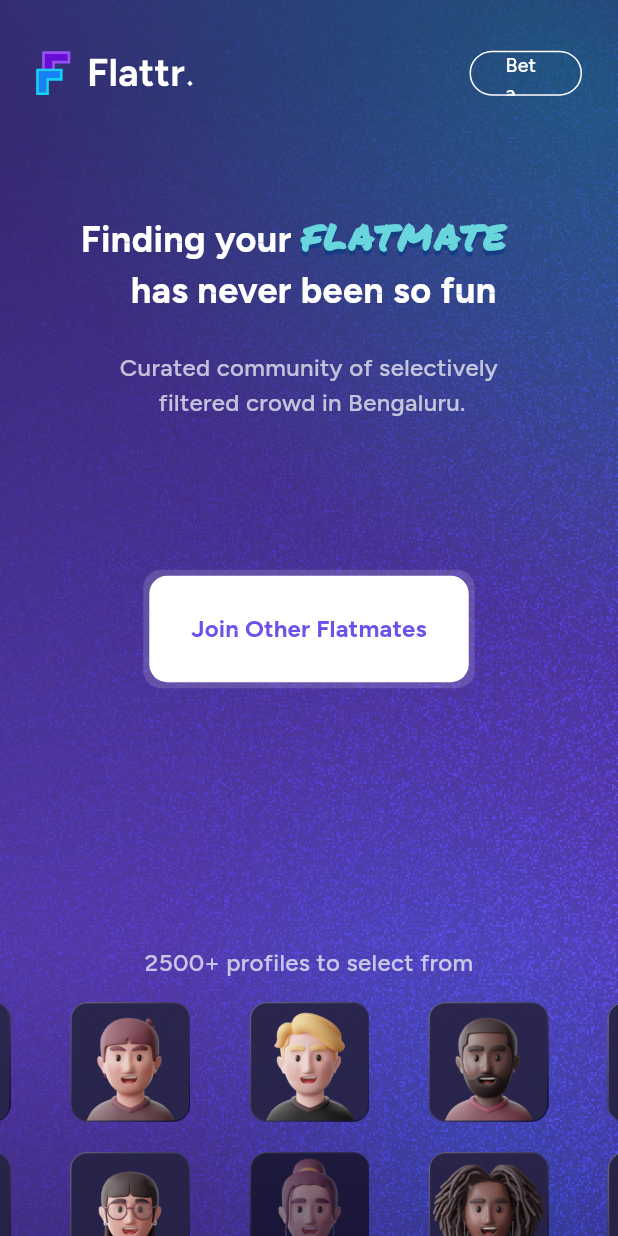
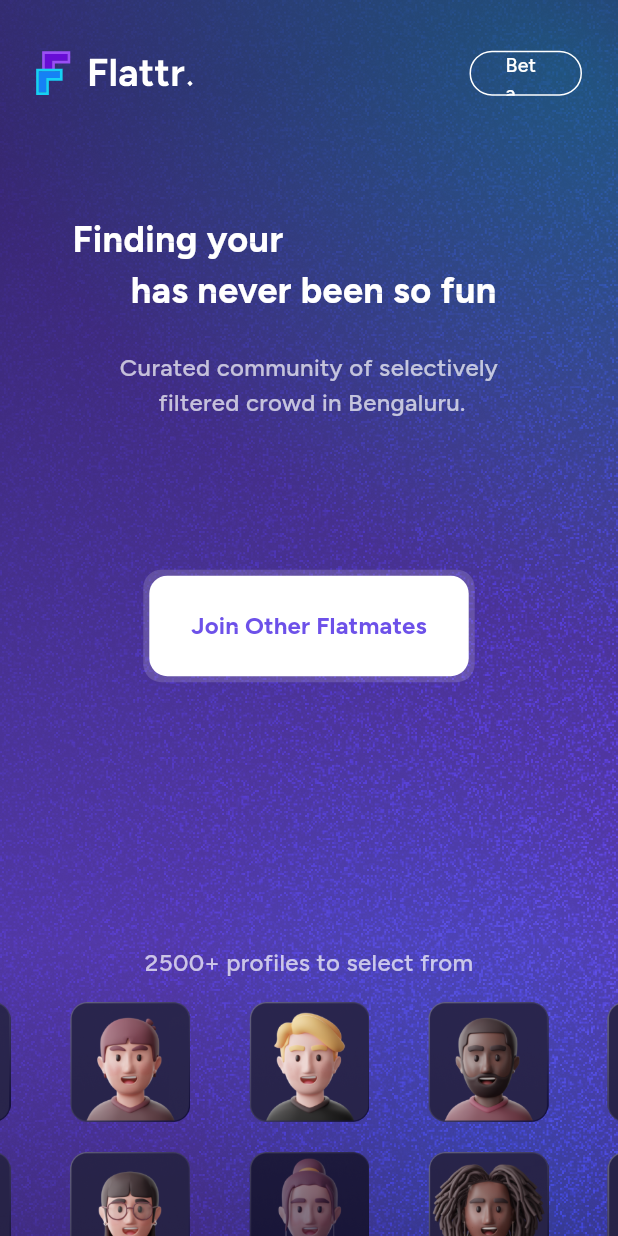
Before and after one commit to ahbazarkoob/flattr, a Flutter app: the screen it shows after launch, on a phone screen of 412 x 824 dp. Run offline on Flutter 3.47's test engine with Material 3 defaults, Android fonts, the phone set to English and light mode, and no system bars; drawn by our look-alikes of animated_text_kit, carousel_slider; our stand-ins replace firebase_core, flutter_svg; accounts and stored records are empty.

Commit message:
button height

```diff
--- a/lib/constants/text_styles.dart
+++ b/lib/constants/text_styles.dart
@@ -17,11 +17,7 @@ import 'dart:ui' as ui;
 // ]),
 // ),
 
-import 'package:flutter/animation.dart';
-import 'package:flutter/cupertino.dart';
 import 'package:flutter/material.dart';
-import 'package:flutter/painting.dart';
-import 'package:flutter/widgets.dart';
 
 const heading = TextStyle(
     fontFamily: "Figtree",
--- a/lib/utils/languages/language_en.dart
+++ b/lib/utils/languages/language_en.dart
@@ -11,7 +11,7 @@ class LanguageEn extends BaseLanguage {
   String get findingYour => "Finding your ";
 
   @override
-  String get flatmate => "flatmate";
+  String get flatmate => "flatmate  ";
 
   @override
   String get funmate => "funmate";
--- a/lib/view/sign_up/custom_button.dart
+++ b/lib/view/sign_up/custom_button.dart
@@ -45,7 +45,7 @@ class _CustomButtonWidgetState extends State<CustomButtonWidget> {
           widget.onPressed();
         },
         child: Padding(
-          padding:  EdgeInsets.symmetric(horizontal: 16, vertical: 16),
+          padding:  EdgeInsets.symmetric(horizontal: 16, vertical: 14),
           child: Text(widget.label,
               style: buttonTextStyleLarge.copyWith(
                 color: Color(0xff6D51E9)
--- a/lib/view/sign_up/sign_up_bottomwidget.dart
+++ b/lib/view/sign_up/sign_up_bottomwidget.dart
@@ -1,5 +1,4 @@
 import 'package:carousel_slider/carousel_slider.dart';
-import 'package:flutter/cupertino.dart';
 import 'package:flutter/material.dart';
 import 'package:pilot_web_app/utils/languages/base_model.dart';
 import 'package:pilot_web_app/utils/languages/language_en.dart';
--- a/lib/view/sign_up/sign_up_screen.dart
+++ b/lib/view/sign_up/sign_up_screen.dart
@@ -1,7 +1,4 @@
-import 'package:flutter/animation.dart';
-import 'package:flutter/cupertino.dart';
 import 'package:flutter/material.dart';
-import 'package:flutter/widgets.dart';
 import 'package:pilot_web_app/constants/text_styles.dart';
 import 'package:pilot_web_app/main.dart';
 import 'package:url_launcher/url_launcher_string.dart';
@@ -22,8 +19,7 @@ class SignUpScreen extends StatefulWidget {
   State<SignUpScreen> createState() => _SignUpScreenState();
 }
 
-class _SignUpScreenState extends State<SignUpScreen>
-    with TickerProviderStateMixin {
+class _SignUpScreenState extends State<SignUpScreen> {
   String urlLink = 'https://forms.gle/RgZxnbWZL5ib2FSq8';
   bool showConfirmation = false;
   bool showResponse = false;
@@ -43,7 +39,6 @@ class _SignUpScreenState extends State<SignUpScreen>
           ),
         ),
       ),
-      // const BackgroundGradient(),
       Scaffold(
         backgroundColor: Colors.transparent,
         body: Stack(children: [
@@ -143,7 +138,7 @@ class _SignUpScreenState extends State<SignUpScreen>
                                 });
                               },
                               child: SizedBox(
-                                height: 51,
+                                height: 40,
                                 child: Center(
                                     child: Text(
                                       language.yes,
--- a/lib/view/sign_up/sign_up_top_widget.dart
+++ b/lib/view/sign_up/sign_up_top_widget.dart
@@ -26,14 +26,20 @@ class SignUpHeroWidget extends StatelessWidget {
             Text(language.findingYour,
                 style: textStyleExtraLarge),
             SizedBox(
-              width: 158,
+              width: 169,
               height: 40,
               child: AnimatedTextKit(
                   repeatForever: true,
                   stopPauseOnTap: true,
                   isRepeatingAnimation: true,
-                  pause: const Duration(seconds: 2),
+                  pause: const Duration(seconds: 3),
                   animatedTexts: [
+                    TyperAnimatedText(
+                      speed: Duration(
+                        milliseconds: 0
+                      ),
+                      ""
+                    ),
                     TyperAnimatedText(
                       speed: const Duration(
                         milliseconds: 100
@@ -45,13 +51,15 @@ class SignUpHeroWidget extends StatelessWidget {
                             milliseconds: 100
                         ),
                         language.funmate,
-                        textStyle: handwritingTextStyle),
+                        textStyle: handwritingTextStyle.copyWith(color: Color(0xffF0BD5A))),
                     TyperAnimatedText(
                         speed: const Duration(
                             milliseconds: 100
                         ),
                         language.workmate,
-                        textStyle: handwritingTextStyle)
+                        textStyle: handwritingTextStyle.copyWith(
+                            color: Color(0xffDB00FF)
+                        ))
                   ]),
             ),
             // Text(
```
